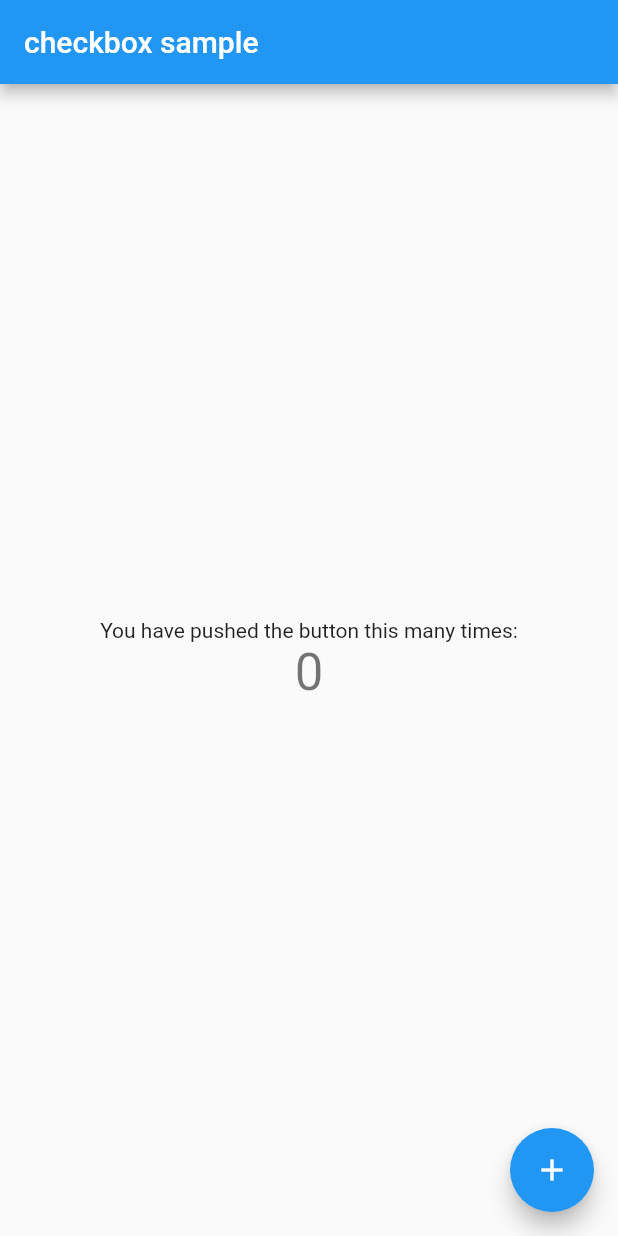
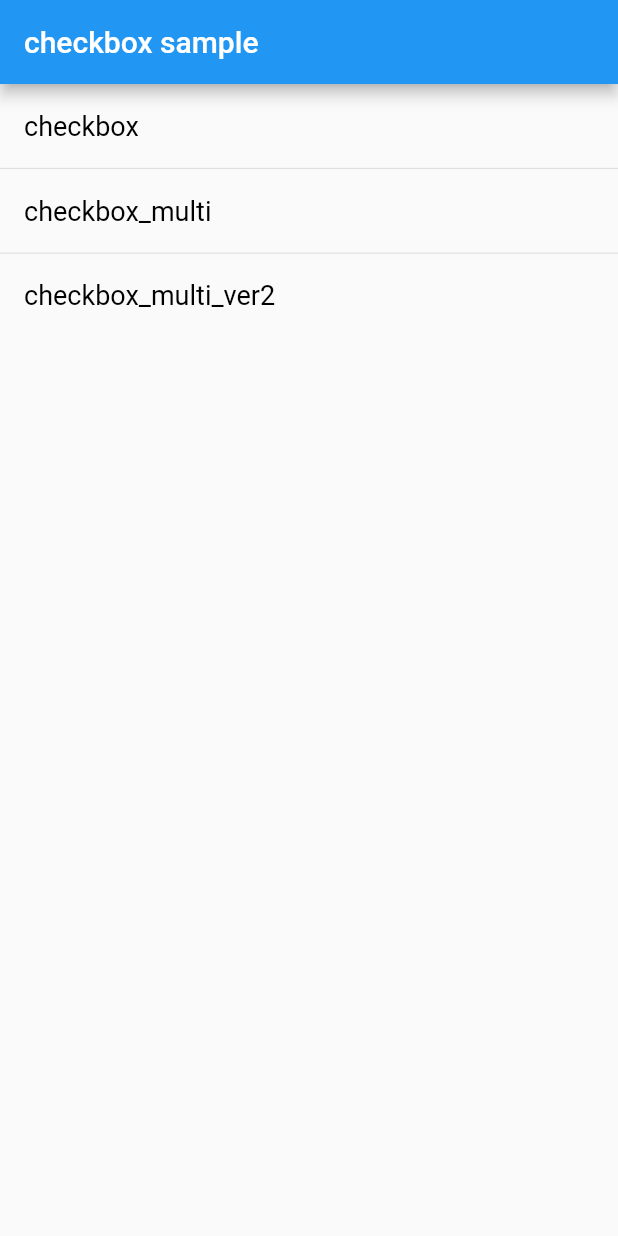
Before and after one commit to tsukamoto1783/checkbox_sample, a Flutter app: the screen it shows after launch, on a phone screen of 412 x 824 dp. Run offline on Flutter 3.47's test engine with Material 2 defaults, Android fonts, the phone set to English and light mode, and no system bars.

Commit message:
feat: Checkbox + Statefulのサンプル

```diff
--- /dev/null
+++ b/lib/home_page.dart
@@ -0,0 +1,47 @@
+import 'package:checkbox_sample/checkboxListTiles.dart';
+import 'package:checkbox_sample/checkboxListTilesVer2.dart';
+import 'package:checkbox_sample/checkbox_single.dart';
+import 'package:flutter/material.dart';
+
+class MyHomePage extends StatelessWidget {
+  MyHomePage({Key? key}) : super(key: key);
+
+  final Map<int, Map<String, dynamic>> map = {
+    0: {'pageName': 'checkbox', 'className': const CheckboxSingle()},
+    1: {
+      'pageName': 'checkbox_multi',
+      'className': const CheckboxListTiles(),
+    },
+    2: {
+      'pageName': 'checkbox_multi_ver2',
+      'className': const CheckboxListTilesVer2(),
+    },
+  };
+
+  @override
+  Widget build(BuildContext context) {
+    return Center(
+      /// ListViewの三種類ぐらい違いを実際に実装してみて試してみたい。
+      child: ListView.separated(
+        itemBuilder: (context, index) => ListTile(
+          // leading: icon,
+          title: Text(
+            map[index]!['pageName'].toString(),
+            style: const TextStyle(color: Colors.black, fontSize: 18.0),
+          ),
+          onTap: () {
+            Navigator.push(
+              context,
+              MaterialPageRoute(builder: (context) => map[index]!['className']),
+            );
+          },
+        ),
+        separatorBuilder: (context, index) {
+          // print('separator: $index');
+          return const Divider(height: 0.5);
+        },
+        itemCount: map.length,
+      ),
+    );
+  }
+}
--- a/lib/main.dart
+++ b/lib/main.dart
@@ -1,3 +1,4 @@
+import 'package:checkbox_sample/home_page.dart';
 import 'package:flutter/material.dart';
 
 void main() {
@@ -14,51 +15,11 @@ class MyApp extends StatelessWidget {
       theme: ThemeData(
         primarySwatch: Colors.blue,
       ),
-      home: const MyHomePage(),
-    );
-  }
-}
-
-class MyHomePage extends StatefulWidget {
-  const MyHomePage({Key? key}) : super(key: key);
-
-  @override
-  State<MyHomePage> createState() => _MyHomePageState();
-}
-
-class _MyHomePageState extends State<MyHomePage> {
-  int _counter = 0;
-
-  void _incrementCounter() {
-    setState(() {
-      _counter++;
-    });
-  }
-
-  @override
-  Widget build(BuildContext context) {
-    return Scaffold(
-      appBar: AppBar(
-        title: const Text("checkbox sample"),
-      ),
-      body: Center(
-        child: Column(
-          mainAxisAlignment: MainAxisAlignment.center,
-          children: <Widget>[
-            const Text(
-              'You have pushed the button this many times:',
-            ),
-            Text(
-              '$_counter',
-              style: Theme.of(context).textTheme.headline4,
-            ),
-          ],
+      home: Scaffold(
+        appBar: AppBar(
+          title: const Text("checkbox sample"),
         ),
-      ),
-      floatingActionButton: FloatingActionButton(
-        onPressed: _incrementCounter,
-        tooltip: 'Increment',
-        child: const Icon(Icons.add),
+        body: MyHomePage(),
       ),
     );
   }
```
Also changed, not shown: lib/checkboxListTiles.dart (added, +39 -0 lines), lib/checkboxListTilesVer2.dart (added, +39 -0 lines), lib/checkbox_single.dart (added, +35 -0 lines).
